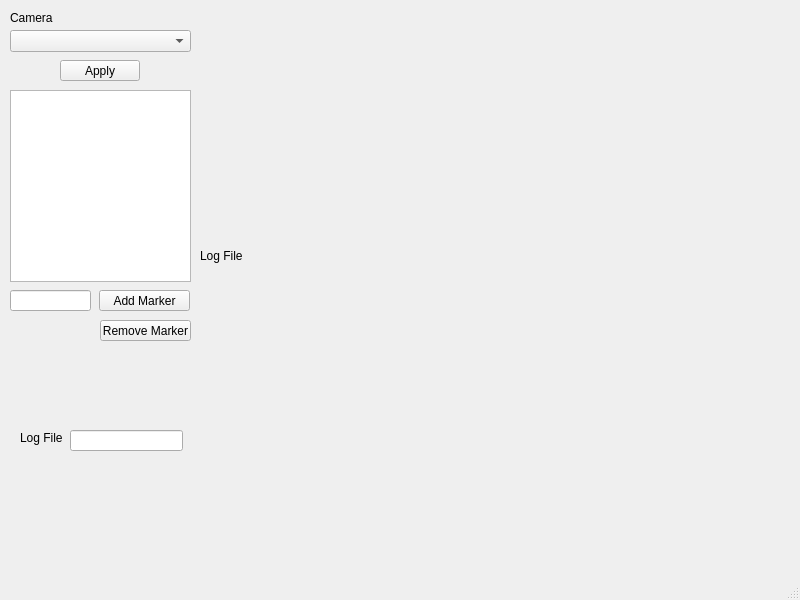
Old version of the form mainwindow.ui in the repository eai13/aruco_weightlessness_detector.
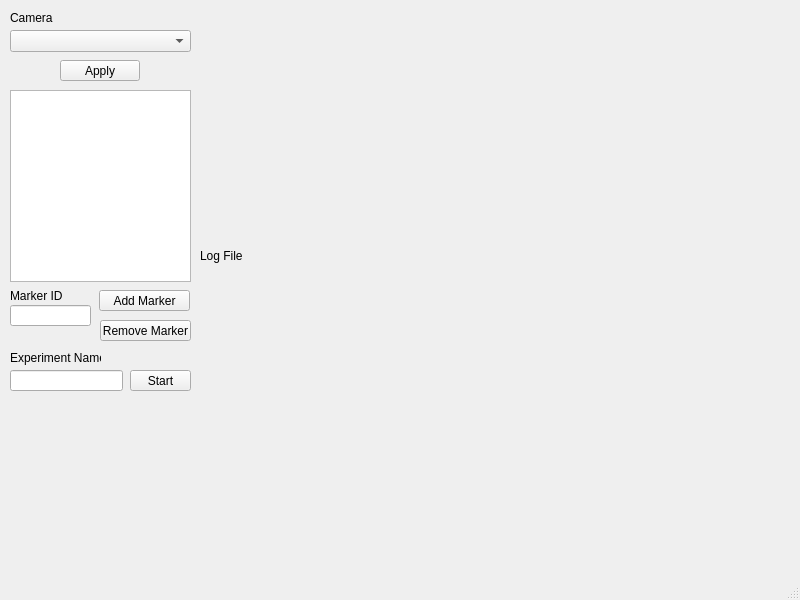
New version of the form.

Commit message: experiment writing started

Diff of the .ui file:
```diff
--- a/mainwindow.ui
+++ b/mainwindow.ui
@@ -29,21 +29,21 @@
    <widget class="QLabel" name="label_logfile">
     <property name="geometry">
      <rect>
-      <x>20</x>
-      <y>430</y>
-      <width>47</width>
+      <x>10</x>
+      <y>350</y>
+      <width>91</width>
       <height>16</height>
      </rect>
     </property>
     <property name="text">
-     <string>Log File</string>
+     <string>Experiment Name</string>
     </property>
    </widget>
    <widget class="QLineEdit" name="lineEdit_logfile">
     <property name="geometry">
      <rect>
-      <x>70</x>
-      <y>430</y>
+      <x>10</x>
+      <y>370</y>
       <width>113</width>
       <height>21</height>
      </rect>
@@ -125,7 +125,7 @@
     <property name="geometry">
      <rect>
       <x>10</x>
-      <y>290</y>
+      <y>305</y>
       <width>81</width>
       <height>21</height>
      </rect>
@@ -144,6 +144,32 @@
      <string>Remove Marker</string>
     </property>
    </widget>
+   <widget class="QPushButton" name="pushButton_experimentstart">
+    <property name="geometry">
+     <rect>
+      <x>130</x>
+      <y>370</y>
+      <width>61</width>
+      <height>21</height>
+     </rect>
+    </property>
+    <property name="text">
+     <string>Start</string>
+    </property>
+   </widget>
+   <widget class="QLabel" name="label_markerid">
+    <property name="geometry">
+     <rect>
+      <x>10</x>
+      <y>286</y>
+      <width>71</width>
+      <height>20</height>
+     </rect>
+    </property>
+    <property name="text">
+     <string>Marker ID</string>
+    </property>
+   </widget>
   </widget>
   <widget class="QMenuBar" name="menubar">
    <property name="geometry">
```
Left out of the diff: 4 changed lines with no effect on the pictures. The commit also changes 2 other files.
